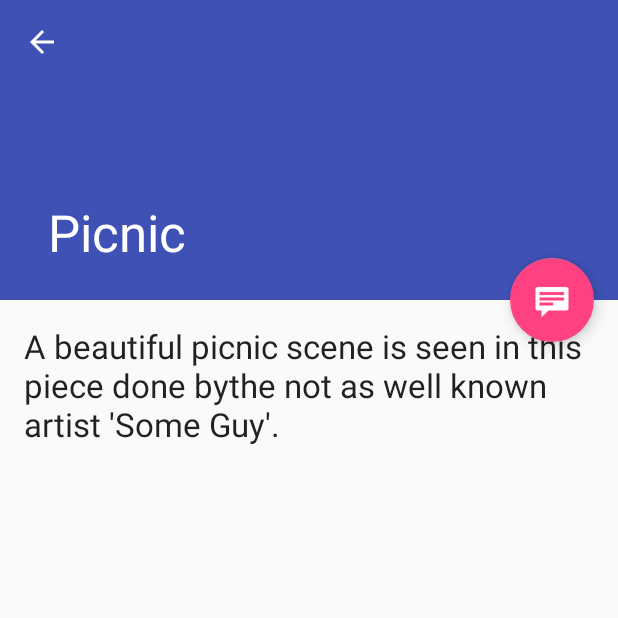
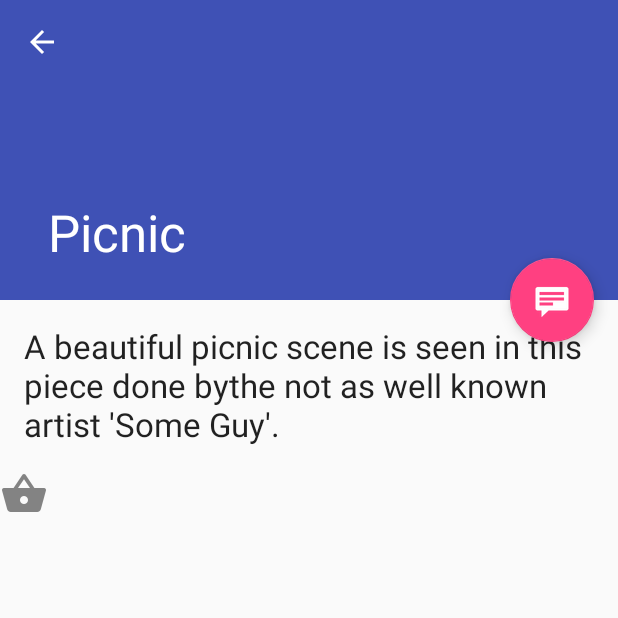
Before and after one commit to Nivekhu/PocketTurchin, an Android app: the screen it shows after launch (PieceDetailActivity), after a tap on "1A", on a phone screen of 412 x 824 dp, the top half of it. Run offline under Robolectric (Android 15) with nearby library versions, the light colour scheme and no system bars.

Commit message:
Program now displays images and text properly in the detail view

```diff
--- a/app/src/main/java/edu/appstate/huk/pocketturchin2/PieceDetailActivity.java
+++ b/app/src/main/java/edu/appstate/huk/pocketturchin2/PieceDetailActivity.java
@@ -26,6 +26,7 @@ public class PieceDetailActivity extends AppCompatActivity {
         Toolbar toolbar = (Toolbar) findViewById(R.id.detail_toolbar);
         setSupportActionBar(toolbar);
 
+        //This is that button, we should make this the favorites button
         FloatingActionButton fab = (FloatingActionButton) findViewById(R.id.fab);
         fab.setOnClickListener(new View.OnClickListener() {
             @Override
@@ -62,6 +63,8 @@ public class PieceDetailActivity extends AppCompatActivity {
                     .add(R.id.piece_detail_container, fragment)
                     .commit();
         }
+
+
     }
 
     @Override
--- a/app/src/main/java/edu/appstate/huk/pocketturchin2/PieceDetailFragment.java
+++ b/app/src/main/java/edu/appstate/huk/pocketturchin2/PieceDetailFragment.java
@@ -1,13 +1,18 @@
 package edu.appstate.huk.pocketturchin2;
 
 import android.app.Activity;
+import android.graphics.drawable.Drawable;
 import android.support.design.widget.CollapsingToolbarLayout;
 import android.os.Bundle;
 import android.support.v4.app.Fragment;
+import android.util.Log;
 import android.view.LayoutInflater;
 import android.view.View;
 import android.view.ViewGroup;
+import android.widget.ImageView;
 import android.widget.TextView;
+
+import org.w3c.dom.Text;
 
 import edu.appstate.huk.pocketturchin2.dummy.DummyContent;
 
@@ -58,10 +63,11 @@ public class PieceDetailFragment extends Fragment {
     public View onCreateView(LayoutInflater inflater, ViewGroup container,
                              Bundle savedInstanceState) {
         View rootView = inflater.inflate(R.layout.piece_detail, container, false);
-
-        // Show the dummy content as text in a TextView.
+        TextView detailView = rootView.findViewById(R.id.piece_detail);
+        ImageView pictureView = rootView.findViewById(R.id.piece_picture);
         if (mItem != null) {
-            ((TextView) rootView.findViewById(R.id.piece_detail)).setText(mItem.description);
+            detailView.setText(mItem.description);
+            pictureView.setImageResource(R.drawable.ic_picnic);
         }
 
         return rootView;
--- a/app/src/main/res/layout/piece_detail.xml
+++ b/app/src/main/res/layout/piece_detail.xml
@@ -1,9 +1,20 @@
-<TextView xmlns:android="http://schemas.android.com/apk/res/android"
+<?xml version="1.0" encoding="utf-8"?>
+<LinearLayout xmlns:android="http://schemas.android.com/apk/res/android"
     xmlns:tools="http://schemas.android.com/tools"
-    android:id="@+id/piece_detail"
-    style="?android:attr/textAppearanceLarge"
+    android:orientation="vertical"
     android:layout_width="match_parent"
     android:layout_height="match_parent"
-    android:padding="16dp"
-    android:textIsSelectable="true"
-    tools:context="edu.appstate.huk.pocketturchin2.PieceDetailFragment" />
+    tools:context="edu.appstate.huk.pocketturchin2.PieceDetailFragment">
+    <TextView
+        android:id="@+id/piece_detail"
+        style="?android:attr/textAppearanceLarge"
+        android:layout_width="match_parent"
+        android:layout_height="match_parent"
+        android:padding="16dp"
+        android:textIsSelectable="true" />
+    <ImageView
+        android:id="@+id/piece_picture"
+        android:layout_width="wrap_content"
+        android:layout_height="wrap_content" />
+
+</LinearLayout>
```
Also changed, not shown: app/src/main/ic_picnic-web.png (added), app/src/main/res/drawable-hdpi/ic_picnic.png (added), app/src/main/res/drawable-mdpi/ic_picnic.png (added), app/src/main/res/drawable-xhdpi/ic_picnic.png (added), app/src/main/res/drawable-xxhdpi/ic_picnic.png (added).
